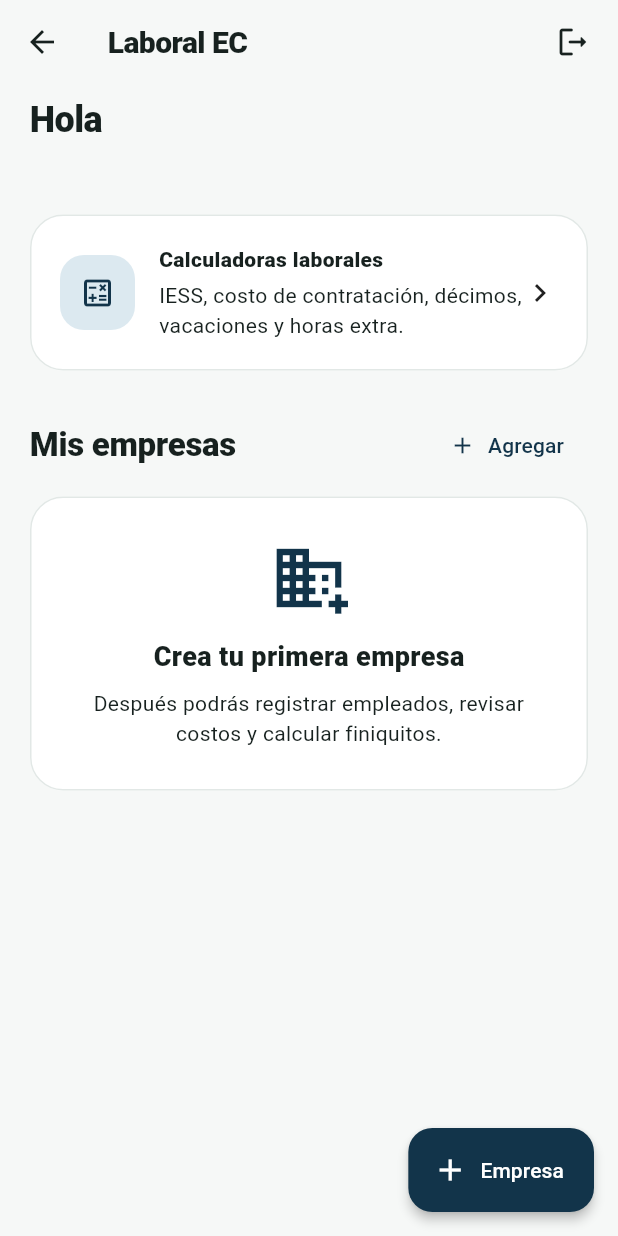
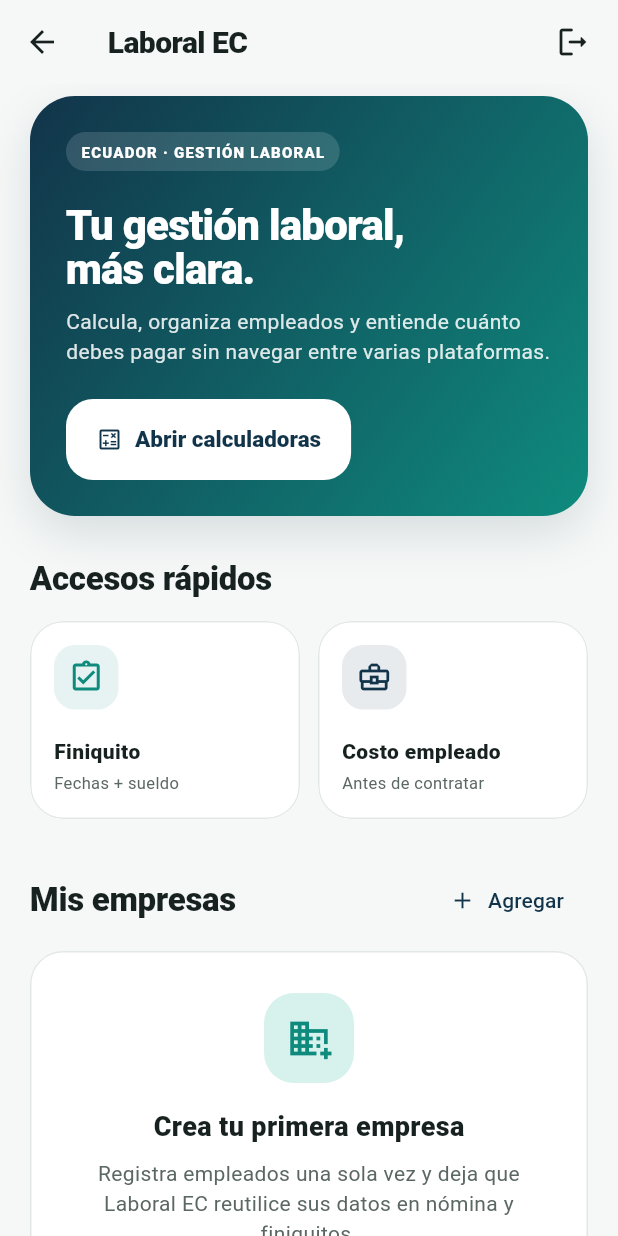
Before and after one commit to Haroldhv4/laboralec, a Flutter app: the HomePage screen opened directly, on a phone screen of 412 x 824 dp. Run offline on Flutter 3.47's test engine with Material 3 defaults, Android fonts, the light colour scheme and no system bars; our stand-ins replace supabase_flutter; accounts and stored records are empty.

Commit message:
style: mejorar inicio y accesos rápidos

```diff
--- a/lib/features/home/home_page.dart
+++ b/lib/features/home/home_page.dart
@@ -4,6 +4,7 @@
 import '../../data/models.dart';
 import '../../data/repositories.dart';
 import '../calculators/calculators_page.dart';
+import '../calculators/settlement_calculator_page.dart';
 import '../company/company_dashboard_page.dart';
 import '../company/company_form_page.dart';
 
@@ -39,10 +40,15 @@
     if (company != null && mounted) setState(_reload);
   }
 
+  void _open(Widget page) {
+    Navigator.of(context).push(MaterialPageRoute(builder: (_) => page));
+  }
+
   @override
   Widget build(BuildContext context) {
     final user = Supabase.instance.client.auth.currentUser;
     final theme = Theme.of(context);
+    final scheme = theme.colorScheme;
 
     return Scaffold(
       appBar: AppBar(
@@ -56,81 +62,127 @@
           const SizedBox(width: 6),
         ],
       ),
-      floatingActionButton: FloatingActionButton.extended(
-        onPressed: _createCompany,
-        icon: const Icon(Icons.add),
-        label: const Text('Empresa'),
-      ),
       body: RefreshIndicator(
         onRefresh: _refresh,
         child: ListView(
-          padding: const EdgeInsets.fromLTRB(20, 8, 20, 100),
+          padding: const EdgeInsets.fromLTRB(20, 8, 20, 40),
           children: [
-            Text(
-              'Hola',
-              style: theme.textTheme.headlineSmall?.copyWith(
+            Container(
+              padding: const EdgeInsets.all(24),
+              decoration: BoxDecoration(
+                gradient: LinearGradient(
+                  colors: [scheme.primary, scheme.secondary],
+                  begin: Alignment.topLeft,
+                  end: Alignment.bottomRight,
+                ),
+                borderRadius: BorderRadius.circular(30),
+                boxShadow: [
+                  BoxShadow(
+                    color: scheme.primary.withValues(alpha: 0.14),
+                    blurRadius: 26,
+                    offset: const Offset(0, 12),
+                  ),
+                ],
+              ),
+              child: Column(
+                crossAxisAlignment: CrossAxisAlignment.start,
+                children: [
+                  Container(
+                    padding: const EdgeInsets.symmetric(horizontal: 10, vertical: 6),
+                    decoration: BoxDecoration(
+                      color: Colors.white.withValues(alpha: 0.14),
+                      borderRadius: BorderRadius.circular(30),
+                    ),
+                    child: const Text(
+                      'ECUADOR · GESTIÓN LABORAL',
+                      style: TextStyle(
+                        color: Colors.white,
+                        fontSize: 10,
                         fontWeight: FontWeight.w900,
+                        letterSpacing: 0.8,
                       ),
-            ),
-            const SizedBox(height: 4),
-            Text(
-              user?.email ?? '',
-              style: theme.textTheme.bodyMedium?.copyWith(
-                color: theme.colorScheme.onSurfaceVariant,
                     ),
                   ),
                   const SizedBox(height: 22),
-            Card(
-              child: InkWell(
-                borderRadius: BorderRadius.circular(20),
-                onTap: () => Navigator.of(context).push(
-                  MaterialPageRoute(builder: (_) => const CalculatorsPage()),
-                ),
-                child: Padding(
-                  padding: const EdgeInsets.all(20),
-                  child: Row(
-                    children: [
-                      Container(
-                        width: 50,
-                        height: 50,
-                        decoration: BoxDecoration(
-                          color: theme.colorScheme.primaryContainer,
-                          borderRadius: BorderRadius.circular(16),
-                        ),
-                        child: Icon(
-                          Icons.calculate_outlined,
-                          color: theme.colorScheme.primary,
+                  Text(
+                    'Tu gestión laboral,\nmás clara.',
+                    style: theme.textTheme.headlineMedium?.copyWith(
+                      color: Colors.white,
+                      fontWeight: FontWeight.w900,
+                      height: 1.04,
                     ),
                   ),
-                      const SizedBox(width: 16),
-                      const Expanded(
-                        child: Column(
-                          crossAxisAlignment: CrossAxisAlignment.start,
-                          children: [
+                  const SizedBox(height: 10),
                   Text(
-                              'Calculadoras laborales',
-                              style: TextStyle(fontWeight: FontWeight.w800),
+                    'Calcula, organiza empleados y entiende cuánto debes pagar sin navegar entre varias plataformas.',
+                    style: theme.textTheme.bodyMedium?.copyWith(
+                      color: Colors.white.withValues(alpha: 0.86),
+                      height: 1.45,
                     ),
-                            SizedBox(height: 4),
-                            Text('IESS, costo de contratación, décimos, vacaciones y horas extra.'),
+                  ),
+                  const SizedBox(height: 22),
+                  FilledButton.icon(
+                    style: FilledButton.styleFrom(
+                      backgroundColor: Colors.white,
+                      foregroundColor: scheme.primary,
+                    ),
+                    onPressed: () => _open(const CalculatorsPage()),
+                    icon: const Icon(Icons.calculate_outlined),
+                    label: const Text('Abrir calculadoras'),
+                  ),
                 ],
               ),
             ),
-                      const Icon(Icons.chevron_right),
+            const SizedBox(height: 28),
+            Row(
+              children: [
+                Expanded(
+                  child: Text(
+                    'Accesos rápidos',
+                    style: theme.textTheme.titleLarge?.copyWith(fontWeight: FontWeight.w900),
+                  ),
+                ),
+                Text(
+                  user?.email ?? '',
+                  maxLines: 1,
+                  overflow: TextOverflow.ellipsis,
+                  style: theme.textTheme.bodySmall?.copyWith(
+                    color: scheme.onSurfaceVariant,
+                  ),
+                ),
               ],
             ),
+            const SizedBox(height: 14),
+            Row(
+              children: [
+                Expanded(
+                  child: _QuickActionCard(
+                    title: 'Finiquito',
+                    subtitle: 'Fechas + sueldo',
+                    icon: Icons.assignment_turned_in_outlined,
+                    accent: scheme.secondary,
+                    onTap: () => _open(const SettlementCalculatorPage()),
                   ),
                 ),
+                const SizedBox(width: 12),
+                Expanded(
+                  child: _QuickActionCard(
+                    title: 'Costo empleado',
+                    subtitle: 'Antes de contratar',
+                    icon: Icons.business_center_outlined,
+                    accent: scheme.primary,
+                    onTap: () => _open(const EmploymentCostCalculatorPage()),
                   ),
-            const SizedBox(height: 26),
+                ),
+              ],
+            ),
+            const SizedBox(height: 30),
             Row(
               children: [
                 Expanded(
                   child: Text(
                     'Mis empresas',
-                    style: theme.textTheme.titleLarge?.copyWith(
-                      fontWeight: FontWeight.w900,
-                    ),
+                    style: theme.textTheme.titleLarge?.copyWith(fontWeight: FontWeight.w900),
                   ),
                 ),
                 TextButton.icon(
@@ -156,69 +208,106 @@
                     onRetry: () => setState(_reload),
                   );
                 }
+
                 final companies = snapshot.data ?? const <Company>[];
                 if (companies.isEmpty) {
                   return Card(
+                    child: InkWell(
+                      borderRadius: BorderRadius.circular(22),
+                      onTap: _createCompany,
                       child: Padding(
                         padding: const EdgeInsets.all(28),
                         child: Column(
                           children: [
-                          Icon(
-                            Icons.domain_add_outlined,
-                            size: 52,
-                            color: theme.colorScheme.primary,
+                            Container(
+                              width: 60,
+                              height: 60,
+                              decoration: BoxDecoration(
+                                color: scheme.secondaryContainer,
+                                borderRadius: BorderRadius.circular(20),
                               ),
-                          const SizedBox(height: 14),
+                              child: Icon(Icons.domain_add_outlined, color: scheme.secondary, size: 30),
+                            ),
+                            const SizedBox(height: 16),
                             const Text(
                               'Crea tu primera empresa',
-                            style: TextStyle(fontSize: 18, fontWeight: FontWeight.w800),
+                              style: TextStyle(fontSize: 18, fontWeight: FontWeight.w900),
                             ),
                             const SizedBox(height: 8),
-                          const Text(
-                            'Después podrás registrar empleados, revisar costos y calcular finiquitos.',
+                            Text(
+                              'Registra empleados una sola vez y deja que Laboral EC reutilice sus datos en nómina y finiquitos.',
                               textAlign: TextAlign.center,
+                              style: TextStyle(color: scheme.onSurfaceVariant, height: 1.4),
                             ),
                           ],
+                        ),
                       ),
                     ),
                   );
                 }
 
                 return Column(
-                  children: companies
-                      .map(
-                        (company) => Padding(
+                  children: companies.map((company) {
+                    final metadata = [
+                      if (company.ruc?.isNotEmpty ?? false) 'RUC ${company.ruc}',
+                      if (company.city?.isNotEmpty ?? false) company.city!,
+                    ];
+                    return Padding(
                       padding: const EdgeInsets.only(bottom: 12),
                       child: Card(
-                            child: ListTile(
-                              contentPadding: const EdgeInsets.symmetric(horizontal: 18, vertical: 10),
-                              leading: CircleAvatar(
-                                backgroundColor: theme.colorScheme.primaryContainer,
-                                child: Icon(Icons.apartment, color: theme.colorScheme.primary),
+                        clipBehavior: Clip.antiAlias,
+                        child: InkWell(
+                          onTap: () => _open(CompanyDashboardPage(company: company)),
+                          child: Padding(
+                            padding: const EdgeInsets.all(17),
+                            child: Row(
+                              children: [
+                                Container(
+                                  width: 52,
+                                  height: 52,
+                                  decoration: BoxDecoration(
+                                    color: scheme.primaryContainer,
+                                    borderRadius: BorderRadius.circular(17),
                                   ),
-                              title: Text(company.displayName, style: const TextStyle(fontWeight: FontWeight.w800)),
-                              subtitle: Text(
-                                [
-                                  if (company.ruc?.isNotEmpty ?? false) 'RUC ${company.ruc}',
-                                  if (company.city?.isNotEmpty ?? false) company.city!,
-                                ].join(' · ').isEmpty
-                                    ? 'Empresa registrada'
-                                    : [
-                                        if (company.ruc?.isNotEmpty ?? false) 'RUC ${company.ruc}',
-                                        if (company.city?.isNotEmpty ?? false) company.city!,
-                                      ].join(' · '),
+                                  child: Icon(Icons.apartment_rounded, color: scheme.primary),
                                 ),
-                              trailing: const Icon(Icons.chevron_right),
-                              onTap: () => Navigator.of(context).push(
-                                MaterialPageRoute(
-                                  builder: (_) => CompanyDashboardPage(company: company),
+                                const SizedBox(width: 14),
+                                Expanded(
+                                  child: Column(
+                                    crossAxisAlignment: CrossAxisAlignment.start,
+                                    children: [
+                                      Text(
+                                        company.displayName,
+                                        maxLines: 1,
+                                        overflow: TextOverflow.ellipsis,
+                                        style: const TextStyle(fontWeight: FontWeight.w900, fontSize: 16),
+                                      ),
+                                      const SizedBox(height: 4),
+                                      Text(
+                                        metadata.isEmpty ? 'Empresa registrada' : metadata.join(' · '),
+                                        maxLines: 1,
+                                        overflow: TextOverflow.ellipsis,
+                                        style: TextStyle(color: scheme.onSurfaceVariant, fontSize: 12),
+                                      ),
+                                    ],
+                                  ),
+                                ),
+                                Container(
+                                  width: 36,
+                                  height: 36,
+                                  decoration: BoxDecoration(
+                                    color: scheme.surfaceContainerHighest.withValues(alpha: 0.7),
+                                    borderRadius: BorderRadius.circular(12),
+                                  ),
+                                  child: const Icon(Icons.arrow_forward_rounded, size: 19),
+                                ),
+                              ],
                             ),
                           ),
                         ),
                       ),
-                        ),
-                      )
-                      .toList(),
+                    );
+                  }).toList(),
                 );
               },
             ),
@@ -229,8 +318,64 @@
   }
 }
 
+class _QuickActionCard extends StatelessWidget {
+  const _QuickActionCard({
+    required this.title,
+    required this.subtitle,
+    required this.icon,
+    required this.accent,
+    required this.onTap,
+  });
+
+  final String title;
+  final String subtitle;
+  final IconData icon;
+  final Color accent;
+  final VoidCallback onTap;
+
+  @override
+  Widget build(BuildContext context) {
+    return Card(
+      clipBehavior: Clip.antiAlias,
+      child: InkWell(
+        onTap: onTap,
+        child: Padding(
+          padding: const EdgeInsets.all(16),
+          child: Column(
+            crossAxisAlignment: CrossAxisAlignment.start,
+            children: [
+              Container(
+                width: 43,
+                height: 43,
+                decoration: BoxDecoration(
+                  color: accent.withValues(alpha: 0.10),
+                  borderRadius: BorderRadius.circular(14),
+                ),
+                child: Icon(icon, color: accent),
+              ),
+              const SizedBox(height: 18),
+              Text(title, style: const TextStyle(fontWeight: FontWeight.w900)),
+              const SizedBox(height: 3),
+              Text(
+                subtitle,
+                maxLines: 1,
+                overflow: TextOverflow.ellipsis,
+                style: TextStyle(
+                  fontSize: 11,
+                  color: Theme.of(context).colorScheme.onSurfaceVariant,
+                ),
+              ),
+            ],
+          ),
+        ),
+      ),
+    );
+  }
+}
+
 class _ErrorCard extends StatelessWidget {
   const _ErrorCard({required this.message, required this.onRetry});
+
   final String message;
   final VoidCallback onRetry;
 
@@ -245,7 +390,12 @@
             const SizedBox(height: 12),
             const Text('No pudimos cargar tus empresas', style: TextStyle(fontWeight: FontWeight.w800)),
             const SizedBox(height: 8),
-            Text(message, maxLines: 3, overflow: TextOverflow.ellipsis, textAlign: TextAlign.center),
+            Text(
+              message,
+              maxLines: 3,
+              overflow: TextOverflow.ellipsis,
+              textAlign: TextAlign.center,
+            ),
             const SizedBox(height: 14),
             OutlinedButton(onPressed: onRetry, child: const Text('Reintentar')),
           ],
```
Lines whose indentation alone changed are shown as unchanged.
